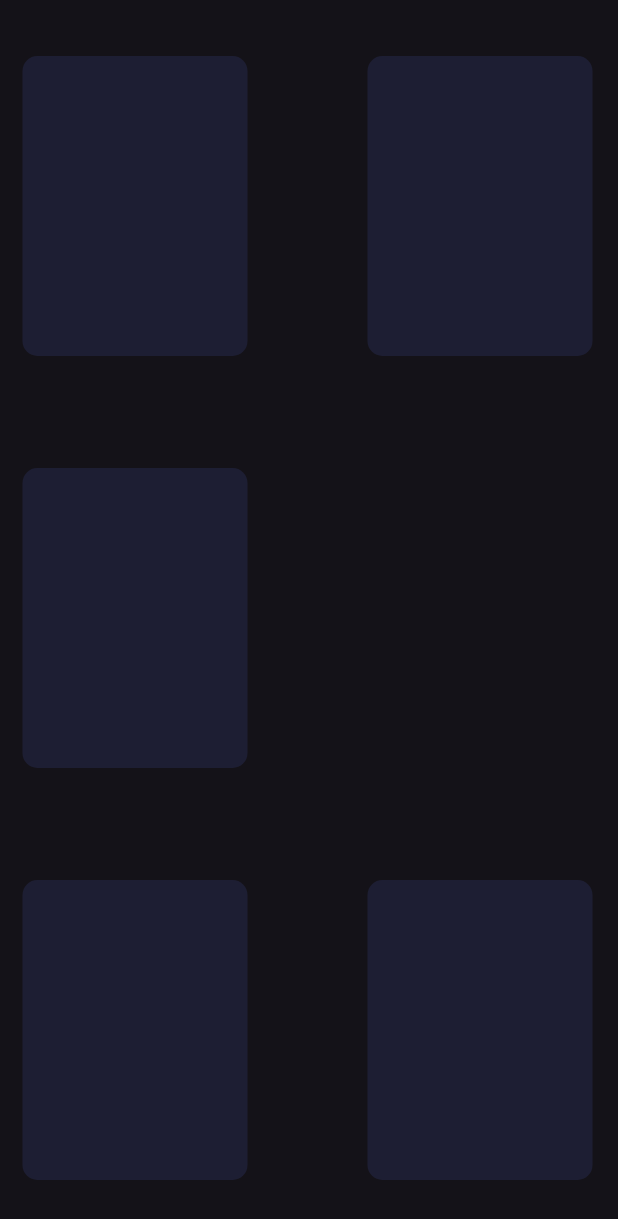
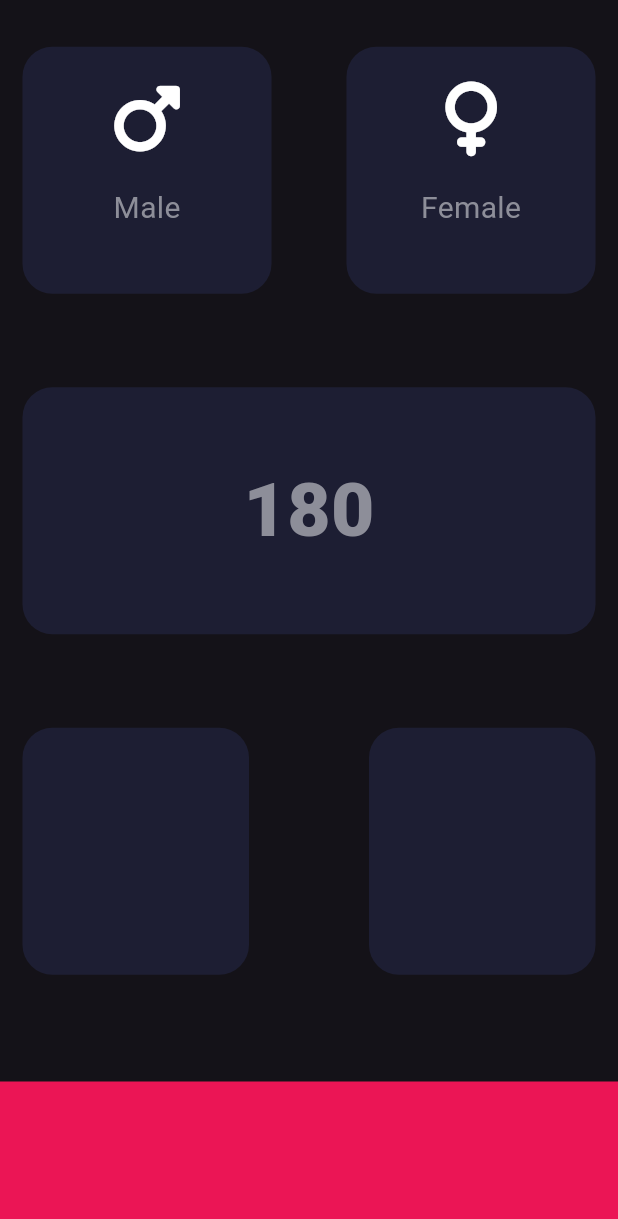
Before and after one commit to mahmoudalhamaky/bmi, a Flutter app: the screen it shows after launch, on a phone screen of 412 x 824 dp. Shown: the top 1219 px of the screen. Run offline on Flutter 3.47's test engine with Material 3 defaults, Android fonts, the phone set to English and light mode, and no system bars; our stand-ins replace font_awesome_flutter.

Commit message:
modify code

```diff
--- a/lib/bmi.dart
+++ b/lib/bmi.dart
@@ -1,4 +1,17 @@
 import 'package:flutter/material.dart';
+import 'package:font_awesome_flutter/font_awesome_flutter.dart';
+import 'constants.dart';
+
+void updateColor() {
+// statistics point of view there are two option male or female
+  if (active) {
+    maleColor = ActiveColor;
+    femaleColor = InActiveColor;
+  } else {
+    maleColor = InActiveColor;
+    femaleColor = ActiveColor;
+  }
+}
 
 class Bmi extends StatefulWidget {
   const Bmi({super.key});
@@ -16,46 +29,64 @@ class _BmiState extends State<Bmi> {
       children: [
         Expanded(
           child: Row(
-              spacing: 50,
+            spacing: 20,
             children: [
-                Container(
-                  height: 200,
-                  width: 150,
-                  decoration: BoxDecoration(
-                      color: Color(0xff1D1E33),
-                      borderRadius: BorderRadius.circular(10)
+              Expanded(
+                  child: ReusableCard(
+                    onTap: () {
+                      setState(() {
+                        active = true;
+                        updateColor();
+                      });
+                    },
+                    colour: maleColor,
+                    CardChild: Column(
+                      spacing: 20,
+                      children: [
+                      SizedBox(height: 3,),
+                        Icon(
+                          FontAwesomeIcons.mars,
+                          size: 50,
                         ),
-                  margin: EdgeInsets.all(15),
+                        Text('Male',style: KlabelStyle,)
+                      ],
+                    ),
+                  )),
+              Expanded(
+                  child: ReusableCard(
+                    onTap: () {
+                      setState(() {
+                      active = false;
 
+                      updateColor();
+                      });
+                      },
+                    colour: femaleColor,
+                    CardChild: Column(
+                      spacing: 20,
+                      children: [
+                        SizedBox(height: 3,),
+                        Icon(
+                          FontAwesomeIcons.venus,
+                          size: 50,
                         ),
-                Container(
-                  height: 200,
-                  width: 150,
-                  decoration: BoxDecoration(
-                      color: Color(0xff1D1E33),
-                      borderRadius: BorderRadius.circular(10)
+                        Text('Female',style: KlabelStyle,)
+                      ],
                     ),
-                  margin: EdgeInsets.all(15),
-
-                )
+                  ))
             ],
           ),
         ),
         Expanded(
           child: Row(
             mainAxisSize: MainAxisSize.max,
-
             children: [
-                Container(
-                  height: 200,
-                  width: 150,
-                  decoration: BoxDecoration(
-                      color: Color(0xff1D1E33),
-                      borderRadius: BorderRadius.circular(10)
-                  ),
-                  margin: EdgeInsets.all(15),
-
-                )
+              Expanded(
+                  child: ReusableCard(
+                    CardChild: Text('180',style:KresultStyle ,),
+                    onTap: (){},
+                colour: my1Color,
+              )),
             ],
           ),
         ),
@@ -63,31 +94,48 @@ class _BmiState extends State<Bmi> {
           child: Row(
             spacing: 50,
             children: [
-                Container(
-                  height: 200,
-                  width: 150,
-                  decoration: BoxDecoration(
-                      color: Color(0xff1D1E33),
-                      borderRadius: BorderRadius.circular(10)
+              Expanded(
+                  child: ReusableCard(
+                   onTap: (){},
+                colour: my1Color,
+              )),
+              Expanded(
+                  child: ReusableCard(
+                    onTap: (){},
+                colour: my1Color,
+
+              ))
+            ],
           ),
-                  margin: EdgeInsets.all(15),
-
         ),
         Container(
-                  height: 200,
-                  width: 150,
-                  decoration: BoxDecoration(
-                      color: Color(0xff1D1E33),
-                      borderRadius: BorderRadius.circular(10)
+          margin: EdgeInsets.only(top: 40),
+          width: double.infinity,
+          height: MediaQuery.of(context).size.height / 8,
+          color: Color(0xffeb1555),
         ),
+      ],
+    ));
+  }
+}
+
+class ReusableCard extends StatelessWidget {
+  ReusableCard({super.key, required this.colour, this.CardChild, required this.onTap});
+  final Color colour;
+  final Widget? CardChild;
+  Function? onTap;
+  @override
+  Widget build(BuildContext context) {
+    return GestureDetector(
+      onTap: (){} ,
+      child: Container(
+        child: Center(child: CardChild),
+        height: MediaQuery.of(context).size.height / 5,
+        width: MediaQuery.of(context).size.width / 3,
+        decoration:
+            BoxDecoration(color: colour, borderRadius: BorderRadius.circular(20)),
         margin: EdgeInsets.all(15),
-
-                )
-              ],
       ),
-          )
-        ],
-      )
     );
   }
 }
--- /dev/null
+++ b/lib/constants.dart
@@ -0,0 +1,18 @@
+import 'package:flutter/material.dart';
+
+const my1Color = Color(0xff1D1E33);
+
+const ActiveColor = Color(0xff99989);
+const InActiveColor = Color(0xff1D1E33);
+Color maleColor =InActiveColor ;
+Color femaleColor =InActiveColor;
+bool active =false ;
+var KlabelStyle = TextStyle(
+  fontSize: 20.0,
+  color: Color(0xff8d8e99)
+);
+var KresultStyle = TextStyle(
+  fontSize: 50.0,
+  fontWeight: FontWeight.w900,
+  color: Color(0xff8d8e99)
+);
--- /dev/null
+++ b/lib/ex_functions_pass.dart
@@ -0,0 +1,26 @@
+
+class Car {
+
+  Style CarStyle  ;
+  Model CarModel  ;
+  Year CarYear  ;
+  Car(this.CarStyle,this.CarModel,this.CarYear);
+}
+enum Style{hatchBack,coupe,comfort}
+enum Model{lancer,atrage,boma}
+enum Year{z98,z2002, z2005}
+enum Gender{
+   mael, female
+}
+int calc (int n1, int n2, Function calc){
+  return calc(n1,n2);
+}
+
+int add (int n1, int n2){return n1+n2;}
+
+//for only study and learning
+//print(calc(15, 10, add));
+Car newCar1 = Car( Style.hatchBack,Model.boma,Year.z98);
+Car newCar2 = Car(Style.coupe,Model.lancer,Year.z2002);
+Car newCar3 = Car(Style.comfort,Model.atrage,Year.z2005);
+//print('${newCar1.CarYear} , and ${newCar2.CarYear} and ${newCar3.CarYear}');
--- a/lib/main.dart
+++ b/lib/main.dart
@@ -15,7 +15,7 @@ class MyApp extends StatelessWidget {
       debugShowCheckedModeBanner: false,
       title: 'BMI',
       theme:ThemeData.dark().copyWith(
-      //  primaryColor:Color(0xff0A2E29)
+        //primaryColor:Color(0xff0A2E29)
 
     ),
       home: const Bmi(),
--- a/pubspec.yaml
+++ b/pubspec.yaml
@@ -34,6 +34,7 @@ dependencies:
   # The following adds the Cupertino Icons font to your application.
   # Use with the CupertinoIcons class for iOS style icons.
   cupertino_icons: ^1.0.8
+  font_awesome_flutter: ^10.8.0
 
 dev_dependencies:
   flutter_test:
```
Also changed, not shown: pubspec.lock. Lines whose indentation alone changed are shown as unchanged.
